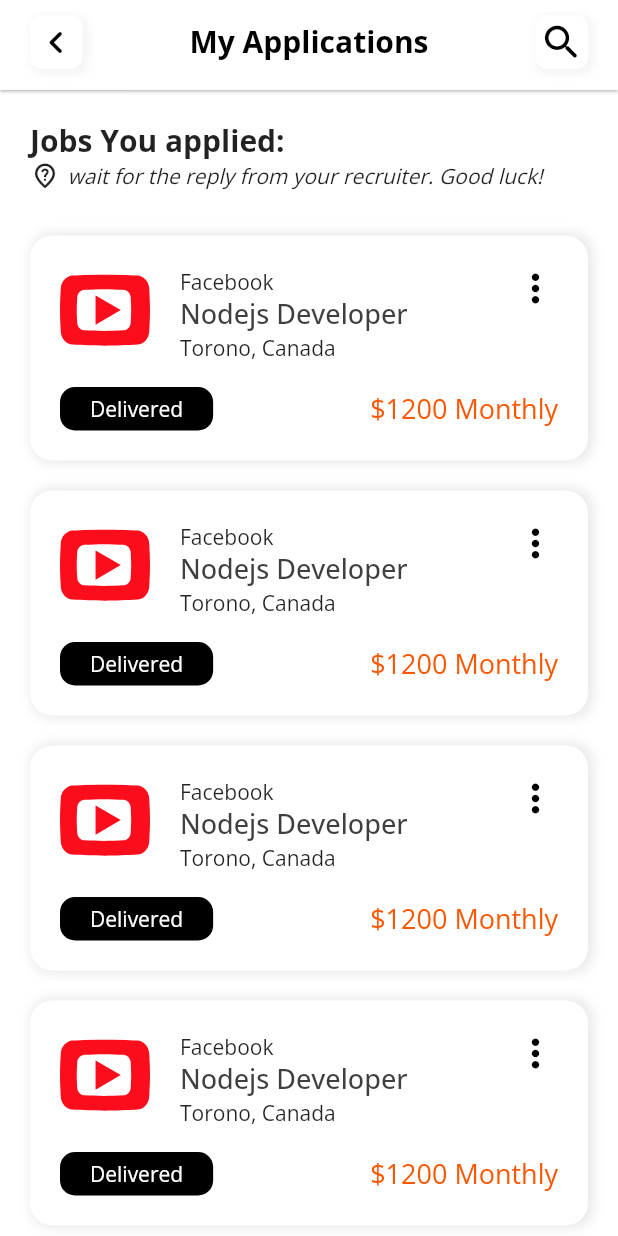
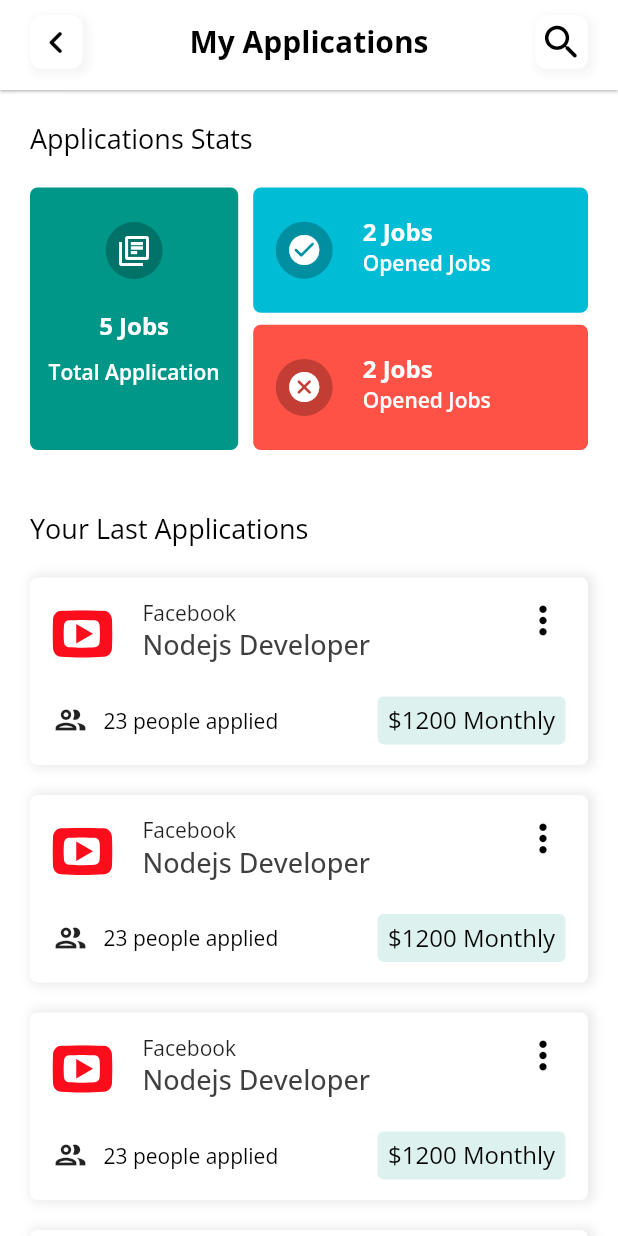
Before and after one commit to thetooaung07/job-portal, a Flutter app: the ApplicationsPage screen opened by its route, on a phone screen of 412 x 824 dp. Run offline on Flutter 3.47's test engine with Material 2 defaults, Android fonts, the phone set to English and light mode, and no system bars; our stand-ins replace cloud_firestore, file_picker, firebase_auth, firebase_core, firebase_storage, flutter_svg and 3 more; accounts and stored records are empty.

Commit message:
My Application Page Ui

```diff
--- a/lib/controller/application_page_controller.dart
+++ b/lib/controller/application_page_controller.dart
@@ -107,7 +107,7 @@ class ApplicationsPageController extends GetxController {
   RxString jobPostId = "".obs;
 
   @override
-  void onInit() {
+  void onInit() async {
     super.onInit();
     UserAccount user = Get.find<UserAccountController>().user;
     nameC.text = user.username!;
@@ -119,6 +119,9 @@ class ApplicationsPageController extends GetxController {
     workExpC.text = "Min 2 Years of experience @ CodeLab";
     suggestionC.text = "Suggestions";
     questionC.text = "No Question";
+
+    await getData();
+    print(myApplicationList.length);
   }
 
   printController() {
@@ -137,7 +140,7 @@ class ApplicationsPageController extends GetxController {
       cvForm: await uploadCV(),
       techStacks: techStackC.text,
       workExp: workExpC.text,
-      socialLinks: [
+      socialLinks: <String>[
         slFacebookC.text,
         slLinkedinC.text,
         slGithubC.text,
@@ -156,7 +159,18 @@ class ApplicationsPageController extends GetxController {
   }
 
   /// Get Applicant Data from firestore
-  RxList<ApplicantModel> _data = <ApplicantModel>[].obs;
+  RxList<ApplicantModel> myApplicationList = <ApplicantModel>[].obs;
+
+  getData() async {
+    await firebaseFirestore
+        .collection("applicants")
+        .where("applicantId", isEqualTo: firebaseAuth.currentUser!.uid)
+        .get()
+        .then((data) => data.docs.forEach((element) {
+              myApplicationList
+                  .add(ApplicantModel.fromDocumentSnapshot(element));
+            }));
+  }
 
   RxList expansionOpen = [].obs;
 }
--- a/lib/main.dart
+++ b/lib/main.dart
@@ -18,7 +18,7 @@ Future<void> main() async {
   WidgetsFlutterBinding.ensureInitialized();
   await Firebase.initializeApp().then((value) => Get.put(AuthController()));
   Get.put(UserAccountController());
-  Get.put(AppController());
+  // Get.put(AppController());
   // firebaseAuth.signOut();
   runApp(const MyApp());
 }
--- a/lib/model/applicant_model.dart
+++ b/lib/model/applicant_model.dart
@@ -10,7 +10,7 @@ class ApplicantModel {
   String? cvForm;
   String? techStacks;
   String? workExp;
-  List<String>? socialLinks;
+  List? socialLinks;
   String? suggestion;
   String? question;
   String? jobPostId;
@@ -31,20 +31,20 @@ class ApplicantModel {
     this.jobPostId,
   });
 
-  // ApplicantModel.fromDocumentSnapshot(DocumentSnapshot doc) {
-  //   applicantId = doc.id;
-  //   applicantName = doc["applicantName"];
-  //   email = doc["email"];
-  //   phoneNumber = doc["phoneNumber"];
-  //   cvForm = doc["cvForm"];
-  //   address = doc["address"];
-  //   summary = doc["summary"];
-  //   techStacks = doc["techStacks"];
-  //   workExp = doc["workExp"];
-  //   socialLinks = doc["socialLinks"];
-  //   suggestion = doc["suggestion"];
-  //   question = doc["question"];
-  // }
+  ApplicantModel.fromDocumentSnapshot(DocumentSnapshot doc) {
+    applicantId = doc.id;
+    applicantName = doc["applicantName"];
+    email = doc["email"];
+    phoneNumber = doc["phoneNumber"];
+    cvForm = doc["cvForm"];
+    address = doc["address"];
+    summary = doc["summary"];
+    techStacks = doc["techStacks"];
+    workExp = doc["workExp"];
+    socialLinks = doc["socialLinks"] as List;
+    suggestion = doc["suggestion"];
+    question = doc["question"];
+  }
 
   Map<String, dynamic> toJson() => {
         "jobPostId": jobPostId,
--- a/lib/view/applications_page.dart
+++ b/lib/view/applications_page.dart
@@ -3,6 +3,7 @@ import 'package:flutter_svg/flutter_svg.dart';
 import 'package:get/get.dart';
 import 'package:job_portal/constants.dart';
 import 'package:job_portal/controller/bottom_nav_bar_controller.dart';
+import 'package:job_portal/controller/my_application_controller.dart';
 import 'package:job_portal/main.dart';
 import 'package:job_portal/widgets/my_app_bar.dart';
 
@@ -11,6 +12,7 @@ class ApplicationsPage extends StatelessWidget {
 
   @override
   Widget build(BuildContext context) {
+    MyApplicationController controller = Get.put(MyApplicationController());
     return Scaffold(
       appBar: MyAppBar(
         leading: Container(
@@ -49,31 +51,24 @@ class ApplicationsPage extends StatelessWidget {
             crossAxisAlignment: CrossAxisAlignment.start,
             children: [
               Text(
-                "Jobs You applied: ",
-                style: TextStyle(fontSize: 20, fontWeight: FontWeight.bold),
+                "Applications Stats",
+                style: kCaptionTextStyle,
               ),
-              Row(
-                children: [
-                  Icon(
-                    Icons.not_listed_location_outlined,
-                    size: 20,
-                  ),
-                  SizedBox(
-                    width: 5,
-                  ),
-                  Text(
-                    "wait for the reply from your recruiter. Good luck!",
-                    style: TextStyle(fontStyle: FontStyle.italic),
-                  ),
-                ],
+              jobListDiagram(),
+              SizedBox(height: 20),
+              Text(
+                "Your Last Applications",
+                style: kCaptionTextStyle,
               ),
-              SizedBox(
-                height: 30,
-              ),
-              ApplicationCard(),
-              ApplicationCard(),
-              ApplicationCard(),
-              ApplicationCard(),
+              SizedBox(height: 20),
+              ListView.builder(
+                shrinkWrap: true,
+                physics: NeverScrollableScrollPhysics(),
+                itemCount: 4,
+                itemBuilder: (context, index) {
+                  return ApplicationCard();
+                },
+              )
             ],
           ),
         ),
@@ -89,16 +84,16 @@ class ApplicationCard extends StatelessWidget {
   Widget build(BuildContext context) {
     return Container(
       margin: EdgeInsets.only(bottom: 20),
-      padding: EdgeInsets.symmetric(horizontal: 20, vertical: 20),
-      height: 150,
+      padding: EdgeInsets.symmetric(horizontal: 15, vertical: 5),
+      height: 125,
       width: Get.width,
       decoration: BoxDecoration(
         color: Colors.white,
-        borderRadius: BorderRadius.circular(15),
+        borderRadius: BorderRadius.circular(5),
         boxShadow: [kCardShadow],
       ),
       child: Column(
-        mainAxisAlignment: MainAxisAlignment.spaceBetween,
+        mainAxisAlignment: MainAxisAlignment.spaceAround,
         children: [
           Row(
             mainAxisAlignment: MainAxisAlignment.spaceBetween,
@@ -107,16 +102,18 @@ class ApplicationCard extends StatelessWidget {
               Row(
                 crossAxisAlignment: CrossAxisAlignment.start,
                 children: [
-                  SvgPicture.asset(
-                    "assets/icons/logo_youtube.svg",
-                    height: 60,
-                    width: 60,
+                  Padding(
+                    padding: EdgeInsets.symmetric(vertical: 4),
+                    child: SvgPicture.asset(
+                      "assets/icons/logo_youtube.svg",
+                      height: 40,
+                      width: 40,
+                    ),
                   ),
                   SizedBox(
                     width: 20,
                   ),
                   SizedBox(
-                    height: 65,
                     child: Column(
                       mainAxisAlignment: MainAxisAlignment.center,
                       crossAxisAlignment: CrossAxisAlignment.start,
@@ -126,7 +123,6 @@ class ApplicationCard extends StatelessWidget {
                           "Nodejs Developer",
                           style: kJobPositionTextStyle,
                         ),
-                        Text("Torono, Canada"),
                       ],
                     ),
                   ),
@@ -140,21 +136,28 @@ class ApplicationCard extends StatelessWidget {
             ],
           ),
           Row(
-            mainAxisAlignment: MainAxisAlignment.spaceBetween,
+            mainAxisAlignment: MainAxisAlignment.start,
             children: [
+              Icon(Icons.people_outlined),
               Container(
-                padding: EdgeInsets.symmetric(horizontal: 20, vertical: 5),
-                decoration: BoxDecoration(
-                    borderRadius: BorderRadius.circular(10),
-                    color: Colors.black),
+                padding: EdgeInsets.symmetric(horizontal: 10, vertical: 5),
                 child: Text(
-                  "Delivered",
-                  style: kBodyTextStyle.copyWith(color: Colors.white),
+                  "23 people applied",
+                  style: kBodyTextStyle.copyWith(color: Colors.black),
                 ),
               ),
-              Text(
-                "\$1200 Monthly",
-                style: kCaptionTextStyle.copyWith(color: kPrimaryRedColor),
+              Spacer(),
+              Container(
+                padding: EdgeInsets.symmetric(horizontal: 7, vertical: 5),
+                decoration: BoxDecoration(
+                  color: Color.fromARGB(34, 0, 150, 135),
+                  borderRadius: BorderRadius.circular(4),
+                ),
+                child: Text(
+                  "\$1200 Monthly",
+                  style: kBodyTextStyle.copyWith(
+                      color: Colors.black, fontSize: 16),
+                ),
               ),
             ],
           ),
@@ -163,3 +166,167 @@ class ApplicationCard extends StatelessWidget {
     );
   }
 }
+
+class jobListDiagram extends StatelessWidget {
+  const jobListDiagram({
+    Key? key,
+  }) : super(key: key);
+
+  @override
+  Widget build(BuildContext context) {
+    return Container(
+      margin: EdgeInsets.symmetric(vertical: 20),
+      width: Get.width,
+      height: 175,
+      child: Row(
+        children: [
+          Expanded(
+            flex: 2,
+            child: Container(
+              // width: Get.width / 3,
+              margin: EdgeInsets.only(right: 10),
+              decoration: BoxDecoration(
+                borderRadius: BorderRadius.circular(5),
+                color: Colors.teal,
+              ),
+              height: Get.height,
+              child: Column(
+                mainAxisAlignment: MainAxisAlignment.center,
+                children: [
+                  Container(
+                    // margin: EdgeInsets.symmetric(vertical: 10),
+                    padding: EdgeInsets.all(7),
+                    decoration: BoxDecoration(
+                        shape: BoxShape.circle,
+                        color: Color.fromARGB(61, 0, 0, 0)),
+                    child: Icon(
+                      Icons.my_library_books_outlined,
+                      color: Colors.white,
+                    ),
+                  ),
+                  SizedBox(
+                    height: 20,
+                  ),
+                  Text(
+                    "5 Jobs",
+                    style: TextStyle(
+                        fontSize: 16,
+                        fontWeight: FontWeight.w700,
+                        color: Colors.white),
+                  ),
+                  SizedBox(
+                    height: 10,
+                  ),
+                  Text(
+                    "Total Application",
+                    style: TextStyle(
+                        fontSize: 14,
+                        fontWeight: FontWeight.w600,
+                        color: Colors.white),
+                  ),
+                  SizedBox(
+                    height: 20,
+                  ),
+                ],
+              ),
+            ),
+          ),
+          Expanded(
+            flex: 3,
+            // color: Colors.teal,
+            child: Column(
+              children: [
+                Expanded(
+                  child: HorizontalCard(
+                      jobType: "Opened Jobs",
+                      job: "2 Jobs",
+                      icon: Icons.check_circle_rounded,
+                      margin: EdgeInsets.only(bottom: 4),
+                      color: Colors.cyan),
+                ),
+                Expanded(
+                  child: HorizontalCard(
+                      jobType: "Opened Jobs",
+                      job: "2 Jobs",
+                      icon: Icons.cancel_rounded,
+                      margin: EdgeInsets.only(top: 4),
+                      color: Color.fromARGB(255, 255, 82, 70)),
+                ),
+              ],
+            ),
+          ),
+        ],
+      ),
+    );
+  }
+}
+
+class HorizontalCard extends StatelessWidget {
+  final EdgeInsets margin;
+  final Color color;
+  final IconData icon;
+  final String job;
+  final String jobType;
+
+  const HorizontalCard({
+    required this.margin,
+    required this.color,
+    required this.icon,
+    required this.job,
+    required this.jobType,
+    Key? key,
+  }) : super(key: key);
+
+  @override
+  Widget build(BuildContext context) {
+    return Container(
+      padding: EdgeInsets.symmetric(horizontal: 15),
+      margin: margin,
+      decoration: BoxDecoration(
+        color: color,
+        borderRadius: BorderRadius.circular(5),
+      ),
+      height: 70,
+      child: Row(
+        crossAxisAlignment: CrossAxisAlignment.center,
+        children: [
+          Container(
+            padding: EdgeInsets.all(7),
+            decoration: BoxDecoration(
+                shape: BoxShape.circle, color: Color.fromARGB(61, 0, 0, 0)),
+            child: Icon(
+              icon,
+              color: Colors.white,
+            ),
+          ),
+          SizedBox(
+            width: 20,
+          ),
+          Column(
+            mainAxisAlignment: MainAxisAlignment.center,
+            crossAxisAlignment: CrossAxisAlignment.start,
+            children: [
+              Text(
+                job,
+                style: TextStyle(
+                    fontSize: 16,
+                    fontWeight: FontWeight.w700,
+                    color: Colors.white),
+              ),
+              Text(
+                jobType,
+                style: TextStyle(
+                    fontSize: 14,
+                    fontWeight: FontWeight.w600,
+                    color: Colors.white),
+              ),
+              SizedBox(
+                height: 5,
+              ),
+            ],
+          )
+        ],
+      ),
+    );
+  }
+}
--- a/lib/view/job_apply_page.dart
+++ b/lib/view/job_apply_page.dart
@@ -15,8 +15,11 @@ class JobApplyPage extends StatelessWidget {
         Get.find<ApplicationsPageController>();
     return Scaffold(
       floatingActionButton: FloatingActionButton(
+        backgroundColor: kPrimaryRedColor,
         onPressed: controller.changeStepperType,
-        child: Icon(Icons.replay_circle_filled_rounded),
+        child: Icon(
+          Icons.autorenew_rounded,
+        ),
       ),
       appBar: MyAppBar(
         leading: Container(
```
